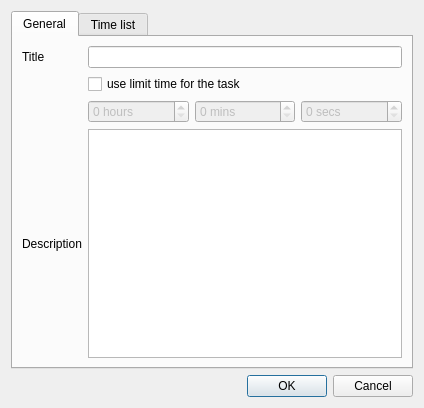
This is src/gui/taskeditdialog.ui in AlekseyDurachenko/tomatotasktracker-desktop as Qt 5 draws it before an edit. The edited form follows.
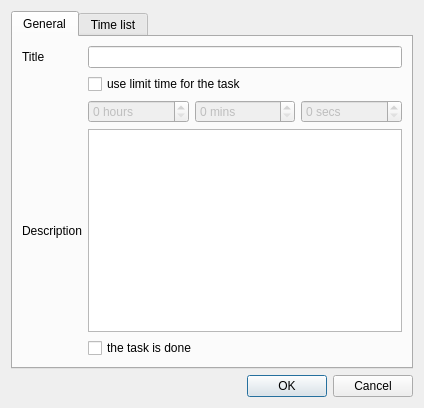
This is the edited form.

Commit message: add "isDone" attribute to task

Diff of the .ui file:
```diff
--- a/src/gui/taskeditdialog.ui
+++ b/src/gui/taskeditdialog.ui
@@ -94,6 +94,13 @@
          </property>
         </widget>
        </item>
+       <item row="4" column="1">
+        <widget class="QCheckBox" name="done_checkBox">
+         <property name="text">
+          <string>the task is done</string>
+         </property>
+        </widget>
+       </item>
       </layout>
      </widget>
      <widget class="QWidget" name="timeList_tab">
```
Left out of the diff: 5 changed lines with no effect on the pictures. The commit also changes 9 other files.
